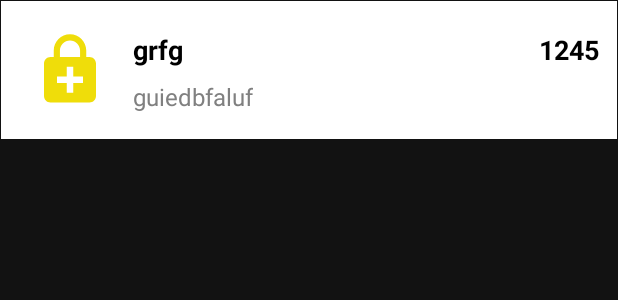
After one commit to anuraj07/OnJuno, an Android app: the layout your_crypto_holding_cardholder.xml on its own in the app's theme, with its tools: preview values and no code run, on a phone screen of 412 x 824 dp. The commit adds this screen. Shown: the top 300 px of the screen. Run offline under Robolectric (Android 15) with nearby library versions, the phone set to English and light mode, and no system bars; network calls fail.

Commit message:
your crypto holding

```diff
--- a/app/build.gradle
+++ b/app/build.gradle
@@ -64,4 +64,7 @@ dependencies {
     def coroutines_version = "1.6.3"
     implementation "org.jetbrains.kotlinx:kotlinx-coroutines-core:$coroutines_version"
     implementation "org.jetbrains.kotlinx:kotlinx-coroutines-android:$coroutines_version"
+
+    //load network svg
+//    implementation 'com.github.ar-android:AndroidSvgLoader:1.0.0'
 }
--- a/app/src/main/java/com/assignment/onjuno/data/emptyState.kt
+++ b/app/src/main/java/com/assignment/onjuno/data/emptyState.kt
@@ -1,8 +1,8 @@
 package com.assignment.onjuno.data
 
 data class emptyState(
-    val all_transactions: List<AllTransaction?>?,
+    val all_transactions: ArrayList<AllTransaction?>?,
     val crypto_balance: CryptoBalance?,
-    val crypto_prices: List<CryptoPrice?>?,
-    val your_crypto_holdings: List<YourCryptoHolding?>?
+    val crypto_prices: ArrayList<CryptoPrice?>?,
+    val your_crypto_holdings: ArrayList<YourCryptoHolding?>?
 )
--- a/app/src/main/java/com/assignment/onjuno/data/valueState.kt
+++ b/app/src/main/java/com/assignment/onjuno/data/valueState.kt
@@ -1,10 +1,10 @@
 package com.assignment.onjuno.data
 
 data class valueState(
-    val all_transactions: List<AllTransaction?>?,
+    val all_transactions: ArrayList<AllTransaction?>?,
     val crypto_balance: CryptoBalance?,
-    val crypto_prices: List<CryptoPrice?>?,
-    val your_crypto_holdings: List<YourCryptoHolding?>?
+    val crypto_prices: ArrayList<CryptoPrice?>?,
+    val your_crypto_holdings: ArrayList<YourCryptoHolding?>?
 )
 
 data class AllTransaction(
--- /dev/null
+++ b/app/src/main/res/drawable/ic_baseline_enhanced_encryption_24.xml
@@ -0,0 +1,5 @@
+<vector android:height="24dp" android:tint="#EFDD0A"
+    android:viewportHeight="24" android:viewportWidth="24"
+    android:width="24dp" xmlns:android="http://schemas.android.com/apk/res/android">
+    <path android:fillColor="@android:color/white" android:pathData="M18,8h-1V6c0,-2.76 -2.24,-5 -5,-5S7,3.24 7,6v2H6c-1.1,0 -2,0.9 -2,2v10c0,1.1 0.9,2 2,2h12c1.1,0 2,-0.9 2,-2V10c0,-1.1 -0.9,-2 -2,-2zM8.9,6c0,-1.71 1.39,-3.1 3.1,-3.1s3.1,1.39 3.1,3.1v2H8.9V6zM16,16h-3v3h-2v-3H8v-2h3v-3h2v3h3v2z"/>
+</vector>
--- a/app/src/main/res/layout/activity_main.xml
+++ b/app/src/main/res/layout/activity_main.xml
@@ -27,6 +27,7 @@
                     android:layout_width="match_parent"
                     android:layout_height="48dp"
                     android:background="@drawable/button_bg"
+                    android:textAllCaps="false"
                     android:layout_marginBottom="16dp"
                     android:text="@string/value_state"/>
 
@@ -35,6 +36,7 @@
                     android:layout_width="match_parent"
                     android:layout_height="48dp"
                     android:background="@drawable/button_bg"
+                    android:textAllCaps="false"
                     android:layout_marginTop="16dp"
                     android:text="@string/empty_state"/>
 
--- /dev/null
+++ b/app/src/main/res/layout/your_crypto_holding_cardholder.xml
@@ -0,0 +1,60 @@
+<?xml version="1.0" encoding="utf-8"?>
+<layout xmlns:app="http://schemas.android.com/apk/res-auto"
+    xmlns:android="http://schemas.android.com/apk/res/android"
+    xmlns:tools="http://schemas.android.com/tools">
+    <androidx.constraintlayout.widget.ConstraintLayout
+        android:layout_width="match_parent"
+        android:layout_height="wrap_content"
+        android:background="@color/white"
+        android:padding="12dp"
+        android:layout_margin=".5dp">
+
+        <ImageView
+            android:id="@+id/coin_icon"
+            android:layout_width="52dp"
+            android:layout_height="52dp"
+            android:layout_margin="8dp"
+            android:src="@drawable/ic_baseline_enhanced_encryption_24"
+            app:layout_constraintBottom_toBottomOf="parent"
+            app:layout_constraintStart_toStartOf="parent"
+            app:layout_constraintTop_toTopOf="parent" />
+
+        <TextView
+            android:id="@+id/coin_name"
+            android:layout_width="wrap_content"
+            android:layout_height="wrap_content"
+            android:textColor="@color/black"
+            android:textSize="18sp"
+            android:textStyle="bold"
+            app:layout_constraintStart_toEndOf="@+id/coin_icon"
+            app:layout_constraintTop_toTopOf="@+id/coin_icon"
+            tools:text="grfg"
+            android:layout_marginStart="16dp"/>
+
+        <TextView
+            android:id="@+id/bal_in_token"
+            android:layout_width="wrap_content"
+            android:layout_height="wrap_content"
+            android:layout_marginTop="8dp"
+            android:layout_marginStart="16dp"
+            android:textColor="@color/grey"
+            android:textSize="16sp"
+            tools:text="guiedbfaluf"
+            app:layout_constraintStart_toEndOf="@+id/coin_icon"
+            app:layout_constraintTop_toBottomOf="@+id/coin_name"/>
+
+        <TextView
+            android:id="@+id/bal_in_usd"
+            android:layout_width="wrap_content"
+            android:layout_height="wrap_content"
+            android:layout_alignParentEnd="true"
+            android:textColor="@color/black"
+            android:textSize="18sp"
+            android:textStyle="bold"
+            android:layout_marginTop="8dp"
+            app:layout_constraintEnd_toEndOf="parent"
+            app:layout_constraintTop_toTopOf="parent"
+            tools:text="1245" />
+
+    </androidx.constraintlayout.widget.ConstraintLayout>
+</layout>
--- a/app/src/main/res/values/colors.xml
+++ b/app/src/main/res/values/colors.xml
@@ -1,7 +1,9 @@
 <?xml version="1.0" encoding="utf-8"?>
 <resources>
-    <color name="primary">#fac505</color>
+    <color name="primary">#4000ff</color>
     <color name="blue">#0a5af0</color>
+    <color name="grey">#808080</color>
+    <color name="light_grey">#D3D3D3</color>
     <color name="black">#FF000000</color>
     <color name="white">#FFFFFFFF</color>
 </resources>
--- a/app/src/main/res/values/strings.xml
+++ b/app/src/main/res/values/strings.xml
@@ -2,4 +2,5 @@
     <string name="app_name">OnJuno</string>
     <string name="value_state">Value State</string>
     <string name="empty_state">Empty State</string>
+    <string name="your_crypto_holdings">Your Crypto Holdings</string>
 </resources>
```
Also changed, not shown: app/src/main/java/com/assignment/onjuno/HomeActivity.kt (+20 -3 lines), app/src/main/java/com/assignment/onjuno/adapter/CryptoHoldingAdapter.kt (added, +44 -0 lines), app/src/main/res/drawable/card_holder_bg.xml (added, +8 -0 lines), app/src/main/res/drawable/grey_border_bg.xml (added, +9 -0 lines), app/src/main/res/layout/activity_home.xml (+92 -6 lines).
